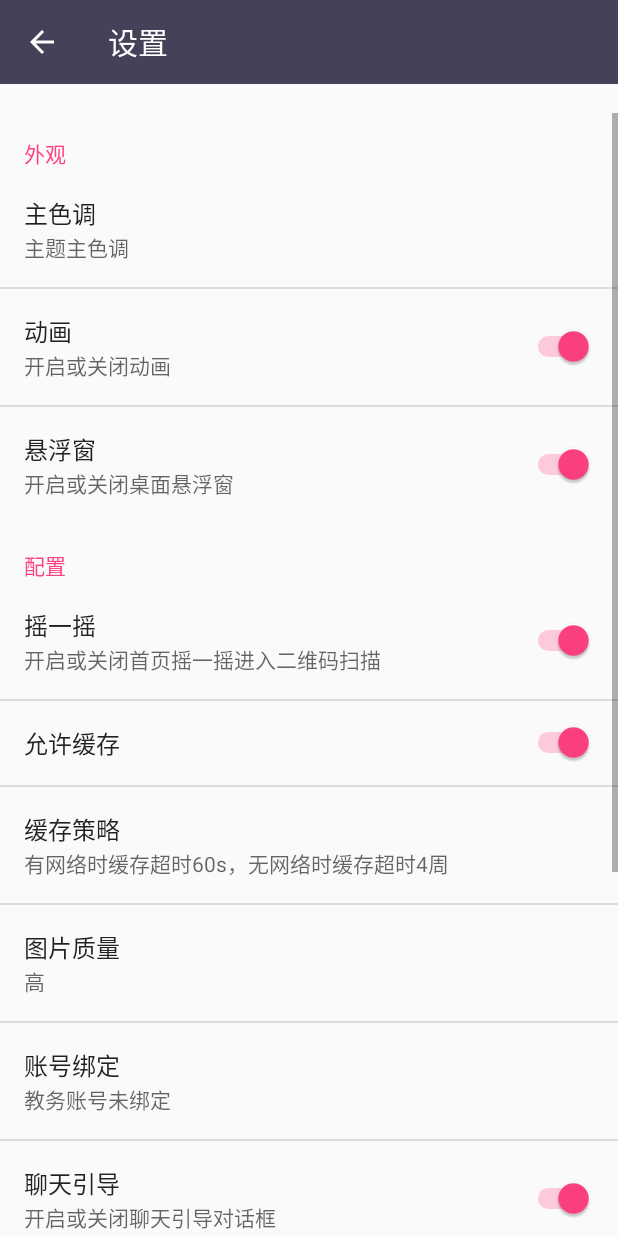
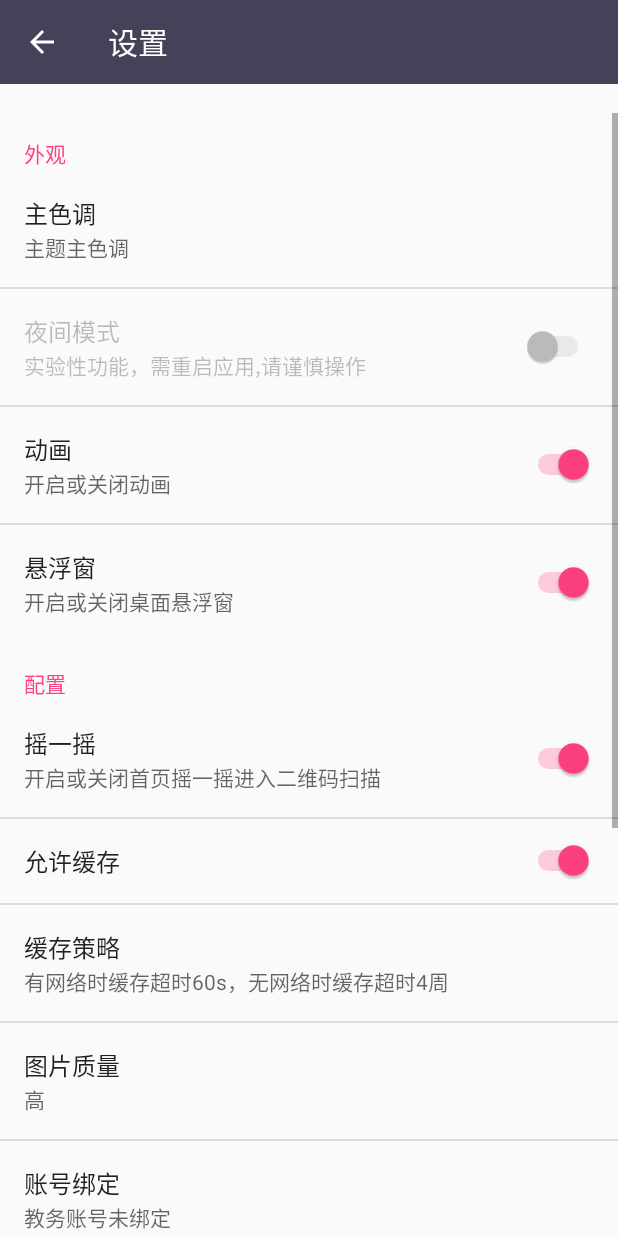
Before and after one commit to SagarDep/Umaru, an Android app: the MainActivity screen opened directly, with no data from a screen before it, in the options menu, after a tap on "设置", on a phone screen of 412 x 824 dp. Run offline under Robolectric (Android 15) with nearby library versions, the phone set to English and light mode, and no system bars; our stand-ins replace ButterKnife, CircleImageView, Volley; libraries missing offline, so code that uses them is left out: com.afollestad.materialdialogs, com.apkfuns.logutils, com.github.javiersantos.appupdater, de.greenrobot.event, lecho.lib.hellocharts; network calls fail; pictures from the network do not load; 20 statements that could not run were skipped.

Commit message:
bug fix，theme

```diff
--- a/app/src/main/java/cc/haoduoyu/umaru/base/BaseActivity.java
+++ b/app/src/main/java/cc/haoduoyu/umaru/base/BaseActivity.java
@@ -6,6 +6,7 @@ import android.support.v4.app.FragmentTransaction;
 import android.support.v7.app.AppCompatActivity;
 
 import com.android.volley.Request;
+import com.apkfuns.logutils.LogUtils;
 
 import cc.haoduoyu.umaru.R;
 import cc.haoduoyu.umaru.utils.AppManager;
@@ -20,6 +21,8 @@ public class BaseActivity extends AppCompatActivity {
     protected void onCreate(Bundle savedInstanceState) {
         super.onCreate(savedInstanceState);
         AppManager.getAppManager().addActivity(this);
+        LogUtils.d(getClass().getSimpleName() + " onCreate");
+
     }
 
     @Override
@@ -27,6 +30,8 @@ public class BaseActivity extends AppCompatActivity {
         super.onDestroy();
         AppManager.getAppManager().finishActivity(this);
         RequestManager.cancelAll(this);
+        LogUtils.d(getClass().getSimpleName() + " onDestroy");
+
 
 // 在发出请求前调用Request的setTag()方法为每个请求加一个标签，这个方法的参数是Object，
 // 所以我们可以使用任何类型作为标签。这样就可以调用ReqiestQueue的cancelAll()函数取消一群标签了。
--- a/app/src/main/java/cc/haoduoyu/umaru/player/PlayerController.java
+++ b/app/src/main/java/cc/haoduoyu/umaru/player/PlayerController.java
@@ -32,6 +32,7 @@ public class PlayerController {
         Intent serviceIntent = new Intent(context, PlayerService.class);
         context.startService(serviceIntent);
     }
+
 
     /**
      * 得到给Service发送广播的Intent,PlayerService.PlayReceiver用于接收广播
--- a/app/src/main/java/cc/haoduoyu/umaru/ui/activities/ChatActivity.java
+++ b/app/src/main/java/cc/haoduoyu/umaru/ui/activities/ChatActivity.java
@@ -38,6 +38,7 @@ import cc.haoduoyu.umaru.base.ToolbarActivity;
 import cc.haoduoyu.umaru.event.MessageEvent;
 import cc.haoduoyu.umaru.ui.adapter.ChatAdapter;
 import cc.haoduoyu.umaru.utils.JsonParser;
+import cc.haoduoyu.umaru.utils.PreferencesUtils;
 import cc.haoduoyu.umaru.utils.SettingUtils;
 import cc.haoduoyu.umaru.widgets.GLayoutManager;
 import cc.haoduoyu.umaru.widgets.RevealBackgroundView;
@@ -119,6 +120,9 @@ public class ChatActivity extends ToolbarActivity implements SendButton.OnSendCl
 //        sendLl.setTranslationY(sendLl.getHeight());//写在这里没有动画
         vRevealBackground.setOnStateChangeListener(this);
         sendBtn.setOnSendClickListener(this);
+
+        if (PreferencesUtils.getBoolean(this, getString(R.string.night_yes), false))
+            mRecyclerview.setBackgroundColor(getResources().getColor(R.color.md_grey_800));
     }
 
 
--- a/app/src/main/java/cc/haoduoyu/umaru/ui/fragments/MainFragment.java
+++ b/app/src/main/java/cc/haoduoyu/umaru/ui/fragments/MainFragment.java
@@ -8,6 +8,7 @@ import android.view.View;
 import android.widget.CheckBox;
 import android.widget.CompoundButton;
 import android.widget.ImageView;
+import android.widget.RelativeLayout;
 import android.widget.TextView;
 import android.widget.ViewSwitcher;
 
@@ -52,6 +53,8 @@ import lecho.lib.hellocharts.view.LineChartView;
  */
 public class MainFragment extends BaseFragment implements ViewSwitcher.ViewFactory {
 
+    @Bind(R.id.root_main)
+    RelativeLayout root;
     @Bind(R.id.weather_background)
     ImageView wBackground;
     @Bind(R.id.weather_city)
@@ -81,6 +84,14 @@ public class MainFragment extends BaseFragment implements ViewSwitcher.ViewFacto
     @Override
     protected void initViews() {
         initChatGuide();
+        if (PreferencesUtils.getBoolean(getActivity(), getString(R.string.night_yes), false)) {
+            root.setBackgroundColor(getResources().getColor(R.color.md_grey_800));
+            Glide.with(this).load(Constants.WEATHER_PIC_NIGHT).crossFade().into(wBackground);
+        } else {
+            Glide.with(this).load(Constants.WEATHER_PIC_DAY).crossFade().into(wBackground);
+
+        }
+
     }
 
 
@@ -101,7 +112,7 @@ public class MainFragment extends BaseFragment implements ViewSwitcher.ViewFacto
         } else {
             loadWeather(currentCityId);
         }
-        loadWeatherPicAuto();
+//        loadWeatherPicAuto();
         PlayerLib.scanAll(getActivity());
     }
 
--- a/app/src/main/java/cc/haoduoyu/umaru/ui/fragments/SettingFragment.java
+++ b/app/src/main/java/cc/haoduoyu/umaru/ui/fragments/SettingFragment.java
@@ -40,6 +40,7 @@ public class SettingFragment extends PreferenceFragment {
 
     private static final String COLOR_PRIMARY = "color_primary";
     private static final String COLOR_ACCENT = "color_accent";
+    private static final String DAT_NIGHT = "day_night";
     private static final String AVATAR = "avatar";
     private static final String SHAKE = "shake";
     private static final String FLOAT_VIEW = "floatview";
@@ -61,7 +62,7 @@ public class SettingFragment extends PreferenceFragment {
 
     Preference colorPrimary, colorAccent;
     Preference avatar;
-    SwitchPreference shake, floatView, animation, enableCache, enableGuide;
+    SwitchPreference dayNight, shake, floatView, animation, enableCache, enableGuide;
     ListPreference cache, pic;
     Preference clear;
     Preference account;
@@ -82,6 +83,7 @@ public class SettingFragment extends PreferenceFragment {
 
         colorPrimary = findPreference(COLOR_PRIMARY);
         colorAccent = findPreference(COLOR_ACCENT);
+        dayNight = (SwitchPreference) findPreference(DAT_NIGHT);
         avatar = findPreference(AVATAR);
         shake = (SwitchPreference) findPreference(SHAKE);
         floatView = (SwitchPreference) findPreference(FLOAT_VIEW);
@@ -99,11 +101,12 @@ public class SettingFragment extends PreferenceFragment {
         donate = findPreference(DONATE);
         update = findPreference(UPDATE);
 
-        if (!TextUtils.isEmpty(PreferencesUtils.getString(getActivity(), getString(R.string.account)))) {
+        dayNight.setChecked(PreferencesUtils.getBoolean(getActivity(), getString(R.string.night_yes), false));
+        dayNight.setEnabled(false);
+        if (!TextUtils.isEmpty(PreferencesUtils.getString(getActivity(), getString(R.string.account))))
             account.setSummary(getString(R.string.now_bind_account) + PreferencesUtils.getString(getActivity(), getString(R.string.account)));
-        } else {
+        else
             account.setSummary(R.string.account_not_bind);
-        }
         cache.setSummary(showCache(SettingUtils.getInstance(getActivity()).getCache()));
         pic.setSummary(showPicQuality(SettingUtils.getInstance(getActivity()).getPicQuality()));
         about.setIntent(new Intent(getActivity(), AboutActivity.class));
--- a/app/src/main/java/cc/haoduoyu/umaru/widgets/FloatView.java
+++ b/app/src/main/java/cc/haoduoyu/umaru/widgets/FloatView.java
@@ -42,7 +42,7 @@ import cc.haoduoyu.umaru.utils.ResourceUtils;
 
 
 /**
- * 悬浮窗
+ * 无需权限显示悬浮窗
  * http://www.jianshu.com/p/167fd5f47d5c
  * Author:pengjianbo
  */
--- a/app/src/main/res/layout/fragment_main.xml
+++ b/app/src/main/res/layout/fragment_main.xml
@@ -1,7 +1,7 @@
 <?xml version="1.0" encoding="utf-8"?>
 <RelativeLayout xmlns:android="http://schemas.android.com/apk/res/android"
-    xmlns:app="http://schemas.android.com/apk/res-auto"
     xmlns:tools="http://schemas.android.com/tools"
+    android:id="@+id/root_main"
     android:layout_width="match_parent"
     android:layout_height="match_parent">
 
--- a/app/src/main/res/menu/activity_main_drawer.xml
+++ b/app/src/main/res/menu/activity_main_drawer.xml
@@ -24,6 +24,11 @@
         android:checkableBehavior="none">
         <item
 
+            android:id="@+id/nav_day_night"
+            android:icon="@drawable/ic_action_image_brightness_4"
+            android:title="@string/day_night" />
+        <item
+
             android:id="@+id/nav_settings"
             android:icon="@drawable/ic_action_action_settings"
             android:title="@string/settings" />
--- a/app/src/main/res/menu/menu_main.xml
+++ b/app/src/main/res/menu/menu_main.xml
@@ -3,9 +3,10 @@
     xmlns:app="http://schemas.android.com/apk/res-auto">
     <item
         android:id="@+id/action_scan"
+        android:icon="@drawable/ic_action_scan"
         android:orderInCategory="100"
         android:title="@string/scan"
-        app:showAsAction="never" />
+        app:showAsAction="always" />
 
     <item
         android:id="@+id/action_settings"
--- a/app/src/main/res/values/strings.xml
+++ b/app/src/main/res/values/strings.xml
@@ -117,6 +117,10 @@
     <string name="thanks">感谢</string>
     <string name="thanks_api">接口</string>
     <string name="apis">图灵机器人\n和风天气\nLast.fm</string>
+    <string name="day_night">切换主题</string>
+    <string name="night_yes">night_yes</string>
+    <string name="night_hint">夜间模式将在重启应用后生效</string>
+    <string name="day_hint">日间模式将在重启应用后生效</string>
 
 
     <string-array name="welcome_texts">
--- a/app/src/main/res/values/styles.xml
+++ b/app/src/main/res/values/styles.xml
@@ -9,7 +9,7 @@
     <attr name="progressDrawableWithBackground" format="reference" />
     <!--<attr format="reference" name="stateSelector" />-->
 
-    <style name="BaseAppTheme" parent="@style/Theme.AppCompat.Light.NoActionBar">
+    <style name="BaseAppTheme" parent="@style/Theme.AppCompat.DayNight.NoActionBar">
         <item name="colorPrimary">@color/colorPrimary</item>
         <item name="colorPrimaryDark">@color/colorPrimaryDark</item>
         <item name="colorAccent">@color/colorAccent</item>
--- a/app/src/main/res/xml/preferences.xml
+++ b/app/src/main/res/xml/preferences.xml
@@ -7,6 +7,11 @@
             android:key="color_primary"
             android:summary="主题主色调"
             android:title="主色调" />
+
+        <SwitchPreference
+            android:key="day_night"
+            android:summary="实验性功能，需重启应用,请谨慎操作"
+            android:title="夜间模式" />
 
         <!--<Preference-->
         <!--android:key="color_accent"-->
```
Also changed, not shown: app/build.gradle (+7 -4 lines), app/src/main/AndroidManifest.xml (+13 -4 lines), app/src/main/java/cc/haoduoyu/umaru/Umaru.java (+16 -0 lines), app/src/main/java/cc/haoduoyu/umaru/player/PlayerService.java (+13 -23 lines), app/src/main/java/cc/haoduoyu/umaru/ui/activities/MainActivity.java (+47 -5 lines), app/src/main/res/drawable-xhdpi/ic_action_scan.png (added), app/src/main/res/drawable/ic_action_image_brightness_4.png (added), app/src/main/res/layout/activity_about.xml (line endings or trailing spaces). Lines whose indentation alone changed are shown as unchanged.
